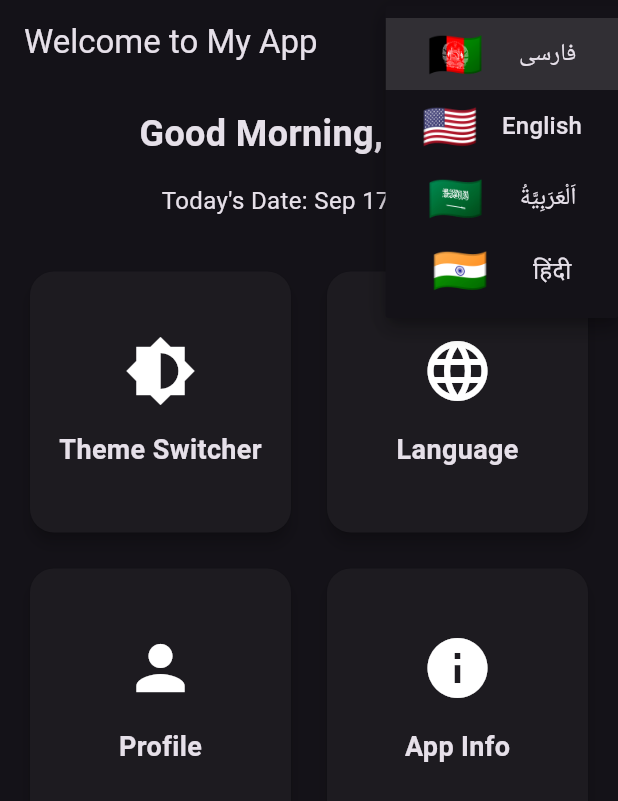
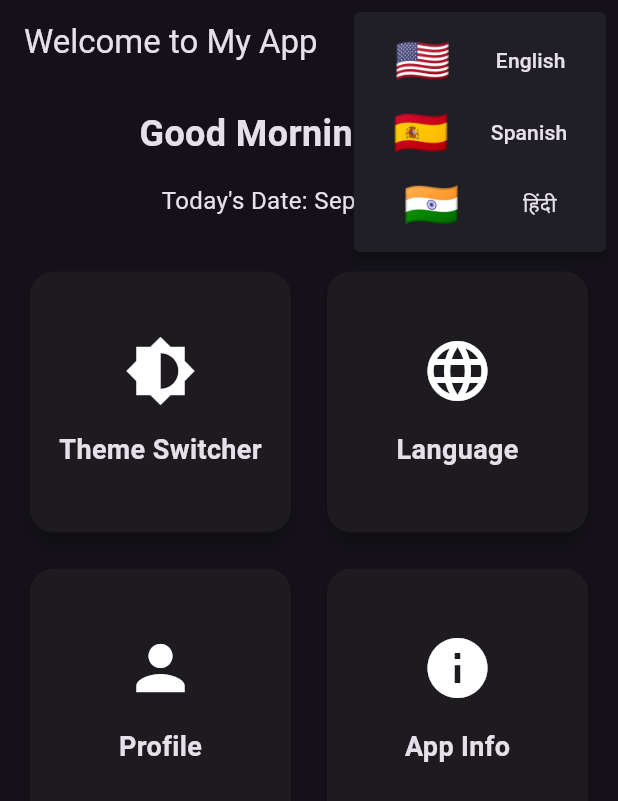
Before and after one commit to ajayrana78767/flutter-theme-and-localization, a Flutter app: the screen it shows after launch, after a tap on the "brightness 6" icon, after a tap on the "language" icon, on a phone screen of 412 x 824 dp. Shown: the top 801 px of the screen. Run offline on Flutter 3.47's test engine with Material 3 defaults, Android fonts, the phone set to English and light mode, and no system bars; our stand-ins replace shared_preferences; generated files the repository leaves out were written again.

Commit message:
Complete Localization

```diff
--- a/lib/dashboard_screen.dart
+++ b/lib/dashboard_screen.dart
@@ -1,10 +1,13 @@
+// ignore_for_file: unnecessary_const, avoid_unnecessary_containers
+
 import 'package:flutter/material.dart';
 import 'package:flutter_theme_and_localization/language.dart';
+import 'package:flutter_theme_and_localization/languages_constant.dart';
+import 'package:flutter_theme_and_localization/main.dart';
 import 'package:flutter_theme_and_localization/provider/locale_provider.dart';
 import 'package:flutter_theme_and_localization/provider/theme_provider.dart';
 import 'package:intl/intl.dart';
 import 'package:provider/provider.dart';
-
 
 class DashboardScreen extends StatelessWidget {
   @override
@@ -14,62 +17,65 @@ class DashboardScreen extends StatelessWidget {
 
     return Scaffold(
       appBar: AppBar(
-        title: Text('Welcome to My App'),
+        title: Text(
+          translation(context).welcome_message,
+        ),
         actions: [
           IconButton(
-            icon: Icon(themeProvider.themeMode == ThemeMode.light
+            icon: AnimatedSwitcher(
+              duration: Duration(milliseconds: 500),
+              child: Icon(
+                themeProvider.themeMode == ThemeMode.light
                     ? Icons.brightness_6
-                : Icons.brightness_7),
+                    : Icons.brightness_7,
+                key: ValueKey(themeProvider.themeMode),
+              ),
+            ),
             onPressed: () {
-              themeProvider.toggleTheme(); // Toggle theme using provider
+              themeProvider.toggleTheme();
             },
           ),
-          // IconButton(
-          //   icon: Icon(Icons.language),
-          //   onPressed: () {
-          //     localeProvider.toggleLocale(); // Toggle language using provider
-          //   },
-          // ),
-          Container(
-            child: DropdownButton<Language>(
-              underline: const SizedBox(),
+          PopupMenuButton<Language>(
             icon: const Icon(Icons.language),
-              onChanged: (bool){},
-              items: Language.languageList()
-                  .map<DropdownMenuItem<Language>>(
-                    (e) => DropdownMenuItem<Language>(
+            onSelected: (Language? language) async {
+              if (language != null) {
+                Locale _locale = await setLocale(language.languageCode);
+                MyApp.setLocale(context, _locale);
+              }
+            },
+            itemBuilder: (context) {
+              return Language.languageList().map((Language e) {
+                return PopupMenuItem<Language>(
                   value: e,
                   child: Row(
                     mainAxisAlignment: MainAxisAlignment.spaceAround,
-                        children: <Widget>[
-                          Text(
-                            e.flag,
-                            style: const TextStyle(fontSize: 30),
-                          ),
-                          Text(e.name)
+                    children: [
+                      Text(e.flag, style: const TextStyle(fontSize: 30)),
+                      Text(e.name),
                     ],
                   ),
-                    ),
-                  )
-                  .toList(),
-            ),
+                );
+              }).toList();
+            },
           ),
         ],
       ),
       body: Column(
         children: [
           Padding(
-            padding: const EdgeInsets.all(16.0),
+            padding: EdgeInsets.all(16.0),
             child: Text(
-              'Good Morning, User!',
+              translation(context).good_morning,
               style: TextStyle(fontSize: 24, fontWeight: FontWeight.bold),
             ),
           ),
           Text(
-            'Today\'s Date: ${DateFormat.yMMMd().format(DateTime.now())}',
-            style: TextStyle(fontSize: 16),
+            translation(context)
+                .todays_date(DateFormat.yMMMd().format(DateTime.now())),
+            // 'Today\'s Date: ${DateFormat.yMMMd().format(DateTime.now())}',
+            style: const TextStyle(fontSize: 16),
           ),
-          SizedBox(height: 16),
+          const SizedBox(height: 16),
           Expanded(
             child: GridView.count(
               crossAxisCount: 2,
@@ -77,30 +83,32 @@ class DashboardScreen extends StatelessWidget {
               crossAxisSpacing: 16.0,
               mainAxisSpacing: 16.0,
               children: [
-                _buildFeatureCard('Theme Switcher', Icons.brightness_6),
-                _buildFeatureCard('Language', Icons.language),
-                _buildFeatureCard('Profile', Icons.person),
-                _buildFeatureCard('App Info', Icons.info),
+                _buildFeatureCard(
+                    translation(context).theme_switcher, Icons.brightness_6),
+                _buildFeatureCard(
+                    translation(context).language, Icons.language),
+                _buildFeatureCard(translation(context).profile, Icons.person),
+                _buildFeatureCard(translation(context).app_info, Icons.info),
               ],
             ),
           ),
         ],
       ),
       bottomNavigationBar: BottomNavigationBar(
-        items: [
+        items: const [
           BottomNavigationBarItem(
             icon: Icon(Icons.home),
             label: 'Home',
           ),
-          BottomNavigationBarItem(
+          const BottomNavigationBarItem(
             icon: Icon(Icons.settings),
             label: 'Settings',
           ),
-          BottomNavigationBarItem(
+          const BottomNavigationBarItem(
             icon: Icon(Icons.notifications),
             label: 'Notifications',
           ),
-          BottomNavigationBarItem(
+          const BottomNavigationBarItem(
             icon: Icon(Icons.help),
             label: 'Help',
           ),
@@ -120,16 +128,20 @@ class DashboardScreen extends StatelessWidget {
         borderRadius: BorderRadius.circular(16),
       ),
       child: Center(
+        child: Padding(
+          padding: const EdgeInsets.all(8.0),
           child: Column(
             mainAxisAlignment: MainAxisAlignment.center,
             children: [
               Icon(icon, size: 48),
-            SizedBox(height: 16),
+              const SizedBox(height: 16),
               Text(
                 title,
-              style: TextStyle(fontSize: 18, fontWeight: FontWeight.bold),
+                style:
+                    const TextStyle(fontSize: 18, fontWeight: FontWeight.bold),
               ),
             ],
+          ),
         ),
       ),
     );
--- a/lib/l10n/app_en.arb
+++ b/lib/l10n/app_en.arb
@@ -9,5 +9,7 @@
   "home": "Home",
   "settings": "Settings",
   "notifications": "Notifications",
-  "help": "Help"
+  "help": "Help",
+  "todays_date": "Today's Date: {date}",
+  "theme_changed": "Theme Changed!"
 }
--- a/lib/l10n/app_es.arb
+++ b/lib/l10n/app_es.arb
@@ -9,5 +9,7 @@
   "home": "Inicio",
   "settings": "Configuraciones",
   "notifications": "Notificaciones",
-  "help": "Ayuda"
+  "help": "Ayuda",
+  "todays_date": "Fecha de hoy: {date}",
+  "theme_changed": "tema_cambiado"
 }
--- a/lib/l10n/app_hi.arb
+++ b/lib/l10n/app_hi.arb
@@ -9,5 +9,7 @@
   "home": "होम",
   "settings": "सेटिंग्स",
   "notifications": "सूचनाएं",
-  "help": "मदद"
+  "help": "मदद",
+  "todays_date": "आज की तारीख: {date}",
+  "theme_changed": "थीम_बदला गया"
 }
--- a/lib/language.dart
+++ b/lib/language.dart
@@ -8,10 +8,9 @@ class Language {
 
   static List<Language> languageList() {
     return <Language>[
-      Language(1, "🇦🇫", "فارسی", "fa"),
-      Language(2, "🇺🇸", "English", "en"),
-      Language(3, "🇸🇦", "اَلْعَرَبِيَّةُ", "ar"),
-      Language(4, "🇮🇳", "हिंदी", "hi")
+      Language(1, "🇺🇸", "English", "en"),
+      Language(2, "🇪🇸", "Spanish", "es"), // Added Spanish
+      Language(3, "🇮🇳", "हिंदी", "hi")
     ];
   }
 }
--- a/lib/main.dart
+++ b/lib/main.dart
@@ -22,6 +22,10 @@
 class MyApp extends StatefulWidget {
   @override
   State<MyApp> createState() => _MyAppState();
+   static void setLocale(BuildContext context, Locale newLocale) {
+    _MyAppState? state = context.findAncestorStateOfType<_MyAppState>();
+    state?.setLocale(newLocale);
+  }
 }
 
 class _MyAppState extends State<MyApp> {
```
Lines whose indentation alone changed are shown as unchanged.
